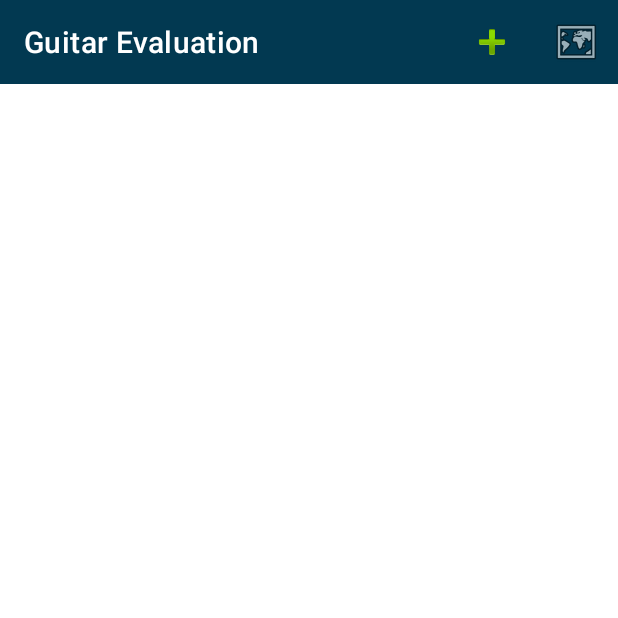
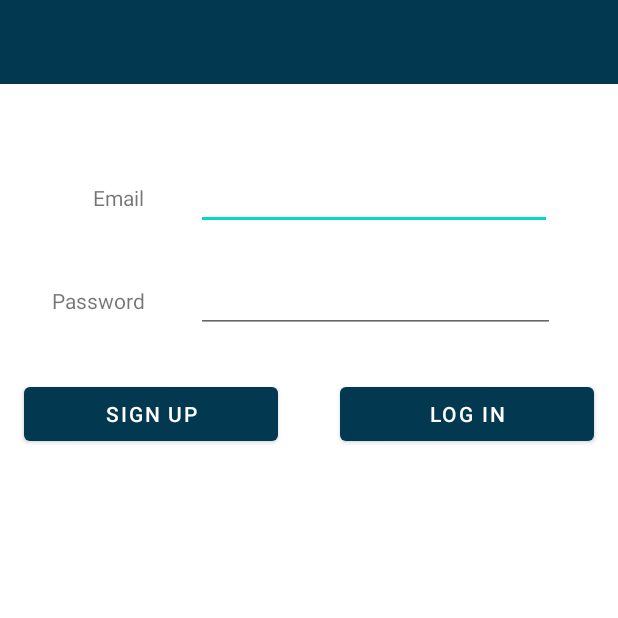
Before and after one commit to OwenCorrigan76/GuitarEvaluationApp, an Android app: the screen it shows after launch (GuitarListView before the commit, LoginView after it), on a phone screen of 412 x 824 dp, the top half of it. Run offline under Robolectric (Android 15) with nearby library versions, the phone set to English and light mode, and no system bars; our stand-ins replace Room's generated code, Timber; 1 statement that could not run was skipped.

Commit message:
login added, no firebase

```diff
--- a/app/src/main/AndroidManifest.xml
+++ b/app/src/main/AndroidManifest.xml
@@ -1,5 +1,6 @@
 <?xml version="1.0" encoding="utf-8"?>
 <manifest xmlns:android="http://schemas.android.com/apk/res/android"
+    xmlns:tools="http://schemas.android.com/tools"
     package="org.wit.valueGuitar">
 
     <uses-permission android:name="android.permission.ACCESS_COARSE_LOCATION" />
@@ -28,17 +29,22 @@
             android:exported="true"
             android:label="@string/title_activity_map" />
 
-        <activity
-            android:name=".views.guitarList.GuitarListView"
+        <activity android:name=".views.login.LoginView"
+            android:label="@string/title_activity_login"
+            android:launchMode="singleTop"
             android:exported="true">
             <intent-filter>
                 <action android:name="android.intent.action.MAIN" />
-
                 <category android:name="android.intent.category.LAUNCHER" />
             </intent-filter>
         </activity>
 
-<!--        <activity android:name=".activities.GuitarListActivity" />-->
+        <activity
+            android:name=".views.guitarList.GuitarListView"
+            android:exported="true"/>
+
+
+        <!--        <activity android:name=".activities.GuitarListActivity" />-->
         <activity android:name=".views.guitar.GuitarView" />
 
     </application>
--- a/app/src/main/java/org/wit/valueGuitar/views/login/LoginPresenter.kt
+++ b/app/src/main/java/org/wit/valueGuitar/views/login/LoginPresenter.kt
@@ -1,4 +1,30 @@
 package org.wit.valueGuitar.views.login
 
-class LoginPresenter {
+import android.content.Intent
+import androidx.activity.result.ActivityResultLauncher
+import androidx.activity.result.contract.ActivityResultContracts
+import org.wit.valueGuitar.views.guitarList.GuitarListView
+
+
+class LoginPresenter (val view: LoginView)  {
+    private lateinit var loginIntentLauncher : ActivityResultLauncher<Intent>
+
+    init{
+        registerLoginCallback()
+    }
+
+    fun doLogin(email: String, password: String) {
+        val launcherIntent = Intent(view, GuitarListView::class.java)
+        loginIntentLauncher.launch(launcherIntent)
+    }
+
+    fun doSignUp(email: String, password: String) {
+        val launcherIntent = Intent(view, GuitarListView::class.java)
+        loginIntentLauncher.launch(launcherIntent)
+    }
+    private fun registerLoginCallback(){
+        loginIntentLauncher =
+            view.registerForActivityResult(ActivityResultContracts.StartActivityForResult())
+            {  }
+    }
 }
--- a/app/src/main/java/org/wit/valueGuitar/views/login/LoginView.kt
+++ b/app/src/main/java/org/wit/valueGuitar/views/login/LoginView.kt
@@ -1,4 +1,43 @@
 package org.wit.valueGuitar.views.login
 
-class LoginView {
+import android.os.Bundle
+import androidx.appcompat.app.AppCompatActivity
+import com.google.android.material.snackbar.Snackbar
+import org.wit.valueGuitar.databinding.ActivityLoginBinding
+
+class LoginView : AppCompatActivity(){
+    lateinit var presenter: LoginPresenter
+    private lateinit var binding: ActivityLoginBinding
+
+    override fun onCreate(savedInstanceState: Bundle?) {
+
+        presenter = LoginPresenter( this)
+        super.onCreate(savedInstanceState)
+        binding = ActivityLoginBinding.inflate(layoutInflater)
+        setContentView(binding.root)
+
+        binding.signUp.setOnClickListener {
+            val email = binding.email.text.toString()
+            val password = binding.password.text.toString()
+            if (email == "" || password == "") {
+                Snackbar.make(binding.root, "please provide email and password", Snackbar.LENGTH_LONG)
+                    .show()
+            }
+            else {
+                presenter.doSignUp(email,password)
+            }
+        }
+
+        binding.logIn.setOnClickListener {
+            val email = binding.email.text.toString()
+            val password = binding.password.text.toString()
+            if (email == "" || password == "") {
+                Snackbar.make(binding.root, "please provide email and password", Snackbar.LENGTH_LONG)
+                    .show()
+            }
+            else {
+                presenter.doLogin(email,password)
+            }
+        }
+    }
 }
--- /dev/null
+++ b/app/src/main/res/layout/activity_login.xml
@@ -0,0 +1,117 @@
+<?xml version="1.0" encoding="utf-8"?>
+<androidx.constraintlayout.widget.ConstraintLayout
+    xmlns:android="http://schemas.android.com/apk/res/android"
+    xmlns:app="http://schemas.android.com/apk/res-auto"
+    xmlns:tools="http://schemas.android.com/tools"
+    android:layout_width="match_parent"
+    android:layout_height="match_parent"
+    tools:context="org.wit.valueGuitar.views.login.LoginView">
+
+    <com.google.android.material.appbar.AppBarLayout
+        android:id="@+id/appBarLayout"
+        android:layout_width="match_parent"
+        android:layout_height="wrap_content"
+        app:layout_constraintTop_toTopOf="parent"
+        android:background="@color/colorAccent"
+        android:fitsSystemWindows="true"
+        app:elevation="0dip"
+        app:theme="@style/ThemeOverlay.AppCompat.Dark.ActionBar">
+
+        <androidx.appcompat.widget.Toolbar
+            android:id="@+id/toolbar"
+            android:layout_width="match_parent"
+            android:layout_height="wrap_content"
+            app:titleTextColor="@color/colorPrimary" />
+
+    </com.google.android.material.appbar.AppBarLayout>
+
+    <androidx.constraintlayout.widget.ConstraintLayout
+        android:layout_width="match_parent"
+        android:layout_height="match_parent"
+        android:layout_marginStart="8dp"
+        android:layout_marginEnd="8dp"
+        android:layout_marginBottom="16dp"
+        app:layout_constraintBottom_toBottomOf="parent"
+        app:layout_constraintEnd_toEndOf="parent"
+        app:layout_constraintHorizontal_bias="0.0"
+        app:layout_constraintStart_toStartOf="parent"
+        app:layout_constraintTop_toTopOf="parent"
+        app:layout_constraintVertical_bias="0.0">
+
+
+        <EditText
+            android:id="@+id/email"
+            android:layout_width="237dp"
+            android:layout_height="wrap_content"
+            android:layout_marginStart="8dp"
+            android:layout_marginTop="108dp"
+            android:layout_marginEnd="36dp"
+            android:ems="10"
+            android:inputType="textEmailAddress"
+            app:layout_constraintEnd_toEndOf="parent"
+            app:layout_constraintHorizontal_bias="1.0"
+            app:layout_constraintStart_toEndOf="@+id/textView"
+            app:layout_constraintTop_toTopOf="parent" />
+
+        <TextView
+            android:id="@+id/textView"
+            android:layout_width="72dp"
+            android:layout_height="23dp"
+            android:layout_marginStart="16dp"
+            android:text="Email"
+            android:textAlignment="textEnd"
+            app:layout_constraintBaseline_toBaselineOf="@+id/email"
+            app:layout_constraintStart_toStartOf="parent" />
+
+        <EditText
+            android:id="@+id/password"
+            android:layout_width="239dp"
+            android:layout_height="wrap_content"
+            android:layout_marginTop="8dp"
+            android:ems="10"
+            android:inputType="textPassword"
+            app:layout_constraintBottom_toBottomOf="parent"
+            app:layout_constraintEnd_toEndOf="@+id/email"
+            app:layout_constraintHorizontal_bias="0.0"
+            app:layout_constraintStart_toStartOf="@+id/email"
+            app:layout_constraintTop_toBottomOf="@+id/email"
+            app:layout_constraintVertical_bias="0.026" />
+
+        <TextView
+            android:id="@+id/textView2"
+            android:layout_width="70dp"
+            android:layout_height="29dp"
+            android:text="Password"
+            android:textAlignment="textEnd"
+            app:layout_constraintBaseline_toBaselineOf="@+id/password"
+            app:layout_constraintEnd_toEndOf="@+id/textView"
+            app:layout_constraintHorizontal_bias="1.0"
+            app:layout_constraintStart_toStartOf="@+id/textView" />
+
+        <Button
+            android:id="@+id/signUp"
+            android:layout_width="169dp"
+            android:layout_height="wrap_content"
+            android:layout_marginStart="8dp"
+            android:layout_marginTop="32dp"
+            android:text="Sign Up"
+            app:layout_constraintStart_toStartOf="parent"
+            app:layout_constraintTop_toBottomOf="@+id/textView2" />
+
+        <Button
+            android:id="@+id/logIn"
+            android:layout_width="169dp"
+            android:layout_height="wrap_content"
+            android:layout_marginStart="8dp"
+            android:layout_marginTop="8dp"
+            android:layout_marginEnd="8dp"
+            android:text="Log In"
+            app:layout_constraintBottom_toBottomOf="@+id/signUp"
+            app:layout_constraintEnd_toEndOf="parent"
+            app:layout_constraintHorizontal_bias="1.0"
+            app:layout_constraintStart_toEndOf="@+id/signUp"
+            app:layout_constraintTop_toBottomOf="@+id/password"
+            app:layout_constraintVertical_bias="1.0" />
+    </androidx.constraintlayout.widget.ConstraintLayout>
+
+</androidx.constraintlayout.widget.ConstraintLayout>
--- a/app/src/main/res/values/strings.xml
+++ b/app/src/main/res/values/strings.xml
@@ -12,6 +12,7 @@
     <string name="amount"><u>Valuation €</u>.</string>
     <string name="menu_addGuitar">Guitars</string>
     <string name="menu_saveGuitar">Save</string>
+    <string name="title_activity_login"> Signup/Login to Guitar Evaluation App</string>
 
     <string name="menu_cancelButton">Cancel</string>
     <string name="menu_deleteButton">Delete</string>
```
